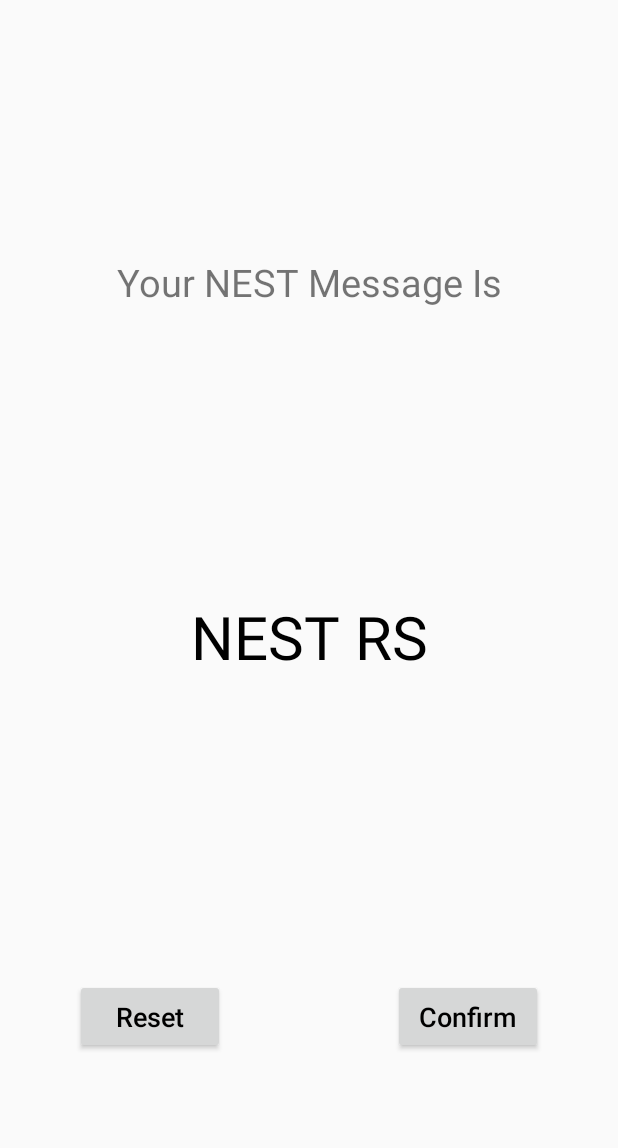
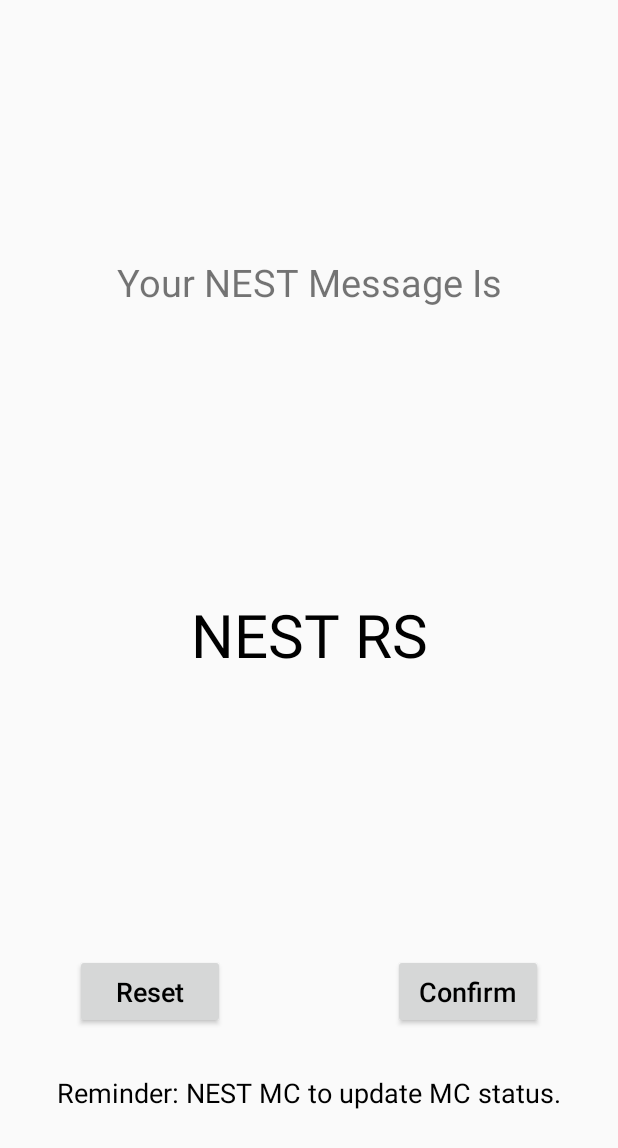
Before and after one commit to seankwekjk/nestApp, an Android app: the screen it shows after launch (endScreen), after a tap on an icon or button, on a phone screen of 412 x 824 dp. Shown: the top 1148 px of the screen. Run offline under Robolectric (Android 15) with nearby library versions, the phone set to English and light mode, and no system bars.

Commit message:
Reminder Text for Report Sick and MC functionality

```diff
--- a/app/src/main/java/com/example/seankwek/nest/MainActivity.java
+++ b/app/src/main/java/com/example/seankwek/nest/MainActivity.java
@@ -38,7 +38,7 @@ public class MainActivity extends AppCompatActivity {
             @Override
             public void onClick(View view) {
                 String nestText="NEST RS";
-                Intent myIntent = new Intent(MainActivity.this, endScreen.class).putExtra("nestText",nestText);
+                Intent myIntent = new Intent(MainActivity.this, endScreen.class).putExtra("nestText",nestText).putExtra("remindText","remindRS");
                 startActivity(myIntent);
             }
         });
--- a/app/src/main/java/com/example/seankwek/nest/endScreen.java
+++ b/app/src/main/java/com/example/seankwek/nest/endScreen.java
@@ -21,10 +21,20 @@ public class endScreen extends AppCompatActivity {
         super.onCreate(savedInstanceState);
         setContentView(R.layout.activity_end_screen);
         final String nestText = getIntent().getExtras().getString("nestText");
+        final String remindText = getIntent().getExtras().getString("remindText");
+        TextView reminderText = (TextView) findViewById(R.id.reminderText);
         TextView textPreview = (TextView) findViewById(R.id.textPreview);
         textPreview.setText(nestText);
         Button resetButton = (Button) findViewById(R.id.resetButton);
         Button confirmButton = (Button) findViewById(R.id.confirmButton);
+        if(remindText!=null){
+            if(remindText.equals("remindMC")){
+                reminderText.setText("Reminder: Submit your MC on your next working day.");
+            }
+            else if(remindText.equals("remindRS")){
+                reminderText.setText("Reminder: NEST MC to update MC status.");
+            }
+        }
 
         resetButton.setOnClickListener(new View.OnClickListener() {
 
--- a/app/src/main/java/com/example/seankwek/nest/mcScreen.java
+++ b/app/src/main/java/com/example/seankwek/nest/mcScreen.java
@@ -34,6 +34,7 @@ public class mcScreen extends AppCompatActivity {
                     String from=fromDate.getText().toString(),to=toDate.getText().toString();
                     nestText=nestText+from+" - "+to;
                     Intent myIntent = new Intent(mcScreen.this, endScreen.class).putExtra("nestText",nestText);
+                    myIntent.putExtra("remindText","remindMC");
                     startActivity(myIntent);
                 }
             }
--- a/app/src/main/res/layout/activity_end_screen.xml
+++ b/app/src/main/res/layout/activity_end_screen.xml
@@ -21,7 +21,7 @@
         tools:layout_constraintBottom_creator="1"
         app:layout_constraintBottom_toTopOf="@+id/resetButton"
         tools:layout_constraintLeft_creator="1"
-        android:layout_marginBottom="201dp" />
+        android:layout_marginBottom="186dp" />
 
     <TextView
         android:layout_width="wrap_content"
@@ -68,6 +68,17 @@
         android:layout_marginEnd="50dp"
         android:layout_marginRight="50dp"
         app:layout_constraintRight_toRightOf="parent"
-        android:layout_marginBottom="121dp" />
+        android:layout_marginBottom="138dp" />
+
+    <TextView
+        android:id="@+id/reminderText"
+        android:layout_width="wrap_content"
+        android:layout_height="wrap_content"
+        android:textColor="@color/black"
+        android:textSize="18sp"
+        app:layout_constraintTop_toBottomOf="@id/confirmButton"
+        android:layout_marginTop="30dp"
+        app:layout_constraintRight_toRightOf="parent"
+        app:layout_constraintLeft_toLeftOf="parent" />
 
 </android.support.constraint.ConstraintLayout>
```
